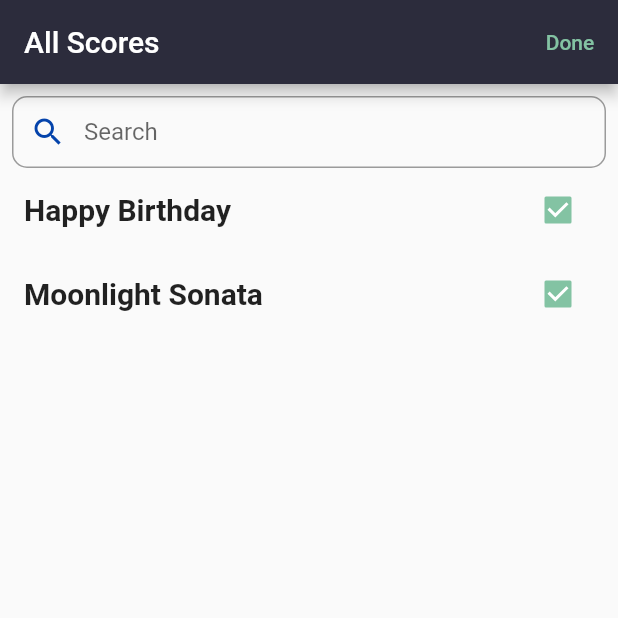
After one commit to cat-matta/MelodyNotes, a Flutter app: the SetlistAllScores screen opened directly, on a phone screen of 412 x 824 dp, the top half of it. The commit adds this screen. Run offline on Flutter 3.47's test engine with Material 2 defaults, Android fonts, the phone set to English and light mode, and no system bars; our stand-ins replace camera, drift, file_picker, flutter_rating_bar, flutter_riverpod, get_it and 1 more; missing offline and left inert: modal_side_sheet, syncfusion_flutter_pdfviewer; accounts and stored records are empty; generated files the repository leaves out were written again.

Commit message:
setlist ui

```diff
--- a/lib/widgets/EditScoreDrawer.dart
+++ b/lib/widgets/EditScoreDrawer.dart
@@ -364,7 +364,7 @@ class _EditScoreWidget extends ConsumerState<EditScoreDrawer> {
                   print("updated score successfully");
                   print(await ScoreService().getAllScores());
 
-                  // Navigator.of(context).pop(); // this may be added once again
+                  Navigator.of(context).pop(); // this may be added once again
                 },
                 child: const Text(
                   'Submit',
--- /dev/null
+++ b/lib/widgets/SelectScoreTile.dart
@@ -0,0 +1,39 @@
+import 'package:flutter/material.dart';
+import 'package:melodyscore/themedata.dart';
+import 'package:melodyscore/widgets/EditScoreDrawer.dart';
+import 'package:modal_side_sheet/modal_side_sheet.dart';
+import '../data/drift_db.dart';
+
+//This widget gets displayed in the SetlistAllScores widget
+//represents each individual score in the user's library with a
+//checkmark for user to select it and add to the setlist
+class SelectScoreTile extends StatelessWidget {
+  //individual score to select
+  String text;
+  //Score scoreInfo;   //may need to uncomment
+
+  SelectScoreTile(
+    this.text,
+    //this.scoreInfo,    //may need to uncomment
+  );
+
+  @override
+  Widget build(BuildContext context) {
+    final mediaQuery = MediaQuery.of(context);
+    return ListTile(
+      title: Text(
+        text,
+        style: TextStyle(
+          fontWeight: AppTheme.headerFontWeight,
+          fontSize: 20,
+        ),
+      ),
+      trailing: Checkbox(
+        activeColor: AppTheme.accentMain,
+        //value needs to be dynamically changed
+        value: true,
+        onChanged: (bool? value) {},
+      ),
+    );
+  }
+}
--- /dev/null
+++ b/lib/widgets/SetlistAllScores.dart
@@ -0,0 +1,111 @@
+import 'dart:io';
+import 'package:flutter/material.dart';
+
+import 'package:melodyscore/themedata.dart';
+import '../data/drift_db.dart';
+import './SelectScoreTile.dart';
+
+//This widget gets displayed when user wants to add a score to a setlist
+//displays a list of all scores for user to select
+
+//Scores are displayed as SelectScoreTile widgets that have a checkmark
+//next to them
+class SetlistAllScores extends StatefulWidget {
+  //list of all scores to display
+  List<Score> scores;
+
+  SetlistAllScores(this.scores);
+
+  @override
+  State<SetlistAllScores> createState() => _SetlistAllScoresState();
+}
+
+class _SetlistAllScoresState extends State<SetlistAllScores> {
+  //This is for search bar
+  late TextEditingController _controller;
+
+  //method called when the stateful widget is inserted in the widget tree
+  //it will only run once and initilize and listeners/variables
+  @override
+  void initState() {
+    super.initState();
+    _controller = TextEditingController();
+  }
+
+  //to get rid of the controller when it is no longer needed
+  @override
+  void dispose() {
+    _controller.dispose();
+    super.dispose();
+  }
+
+  @override
+  Widget build(BuildContext context) {
+    return Scaffold(
+      appBar: AppBar(
+          automaticallyImplyLeading: false,
+          centerTitle: false,
+          title: Text(
+            "All Scores",
+            textAlign: TextAlign.left,
+          ),
+          toolbarHeight: 56.0,
+          actions: [
+            Row(
+              children: [
+                TextButton(
+                  onPressed: () {
+                    //need to change, for now just pop
+                    Navigator.of(context).pop();
+                  },
+                  child: const Text('Done'),
+                  style: TextButton.styleFrom(
+                    primary: AppTheme.accentMain,
+                    backgroundColor: AppTheme.darkBackground,
+                  ),
+                ),
+              ],
+            )
+          ]),
+      body: Column(
+        children: <Widget>[
+          // search button widget
+          Padding(
+            padding: const EdgeInsets.only(
+              top: 8,
+              right: 8,
+              left: 8,
+            ),
+            child: TextField(
+              controller: _controller,
+              onSubmitted: (String value) async {},
+              decoration: InputDecoration(
+                border: OutlineInputBorder(
+                  borderRadius: BorderRadius.all(Radius.circular(10)),
+                ),
+                prefixIcon: Icon(
+                  Icons.search,
+                  color: AppTheme.accentSecondary,
+                ),
+                hintText: 'Search',
+                contentPadding: EdgeInsets.zero,
+              ),
+            ),
+          ),
+          // list tiles
+          Expanded(
+            //replace with list of ScoreTiles
+            child: ListView(children: [
+              SelectScoreTile(
+                "Happy Birthday",
+              ),
+              SelectScoreTile(
+                "Moonlight Sonata",
+              ),
+            ]),
+          ),
+        ],
+      ),
+    );
+  }
+}
```
Also changed, not shown: lib/widgets/FilterSetlistDrawer.dart (added, +138 -0 lines), lib/widgets/SetListTile.dart (added, +75 -0 lines), lib/widgets/SetlistDrawer.dart (+60 -36 lines).
